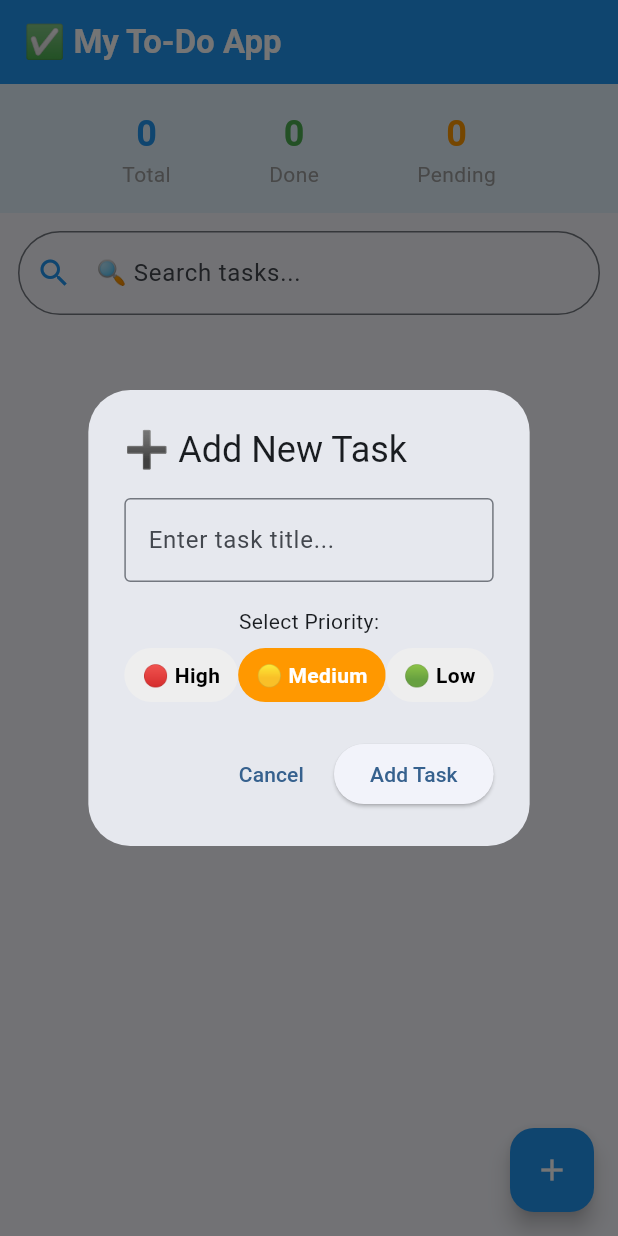
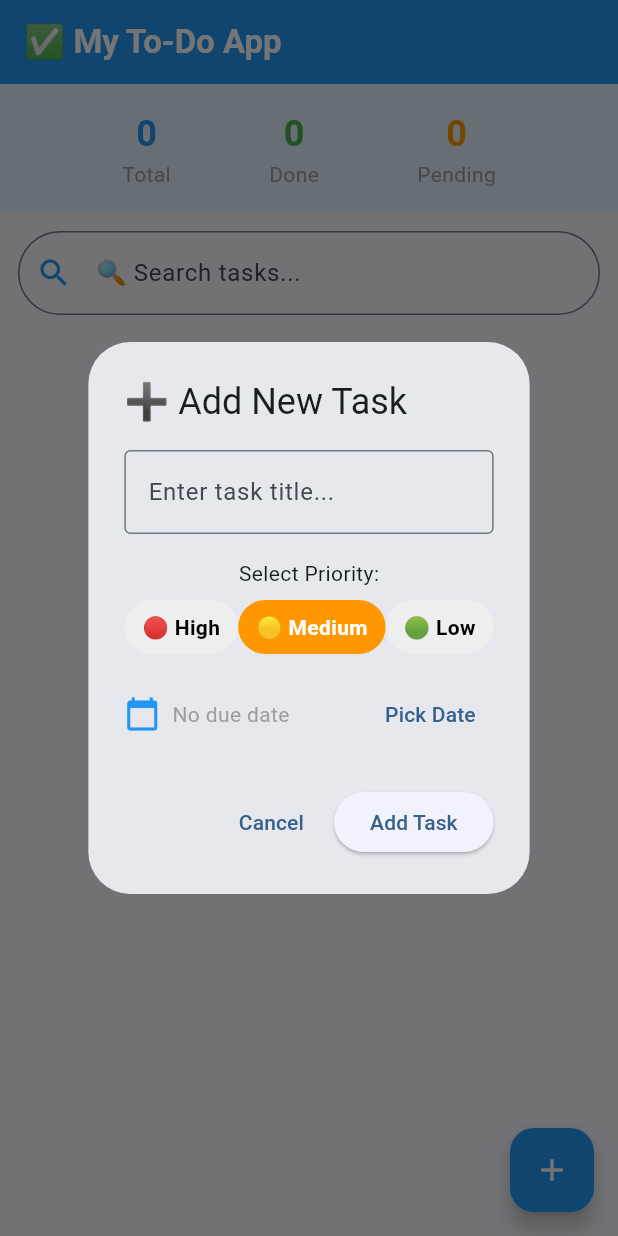
Before and after one commit to Senuja20040324/todo-mobile-app, a Flutter app: the screen it shows after launch, after a tap on the "add" icon, on a phone screen of 412 x 824 dp. Run offline on Flutter 3.47's test engine with Material 3 defaults, Android fonts, the phone set to English and light mode, and no system bars; missing offline and left inert: dart:js; statements that could not run were skipped.

Commit message:
add a due dates with date picker - working

```diff
--- a/lib/main.dart
+++ b/lib/main.dart
@@ -36,12 +36,14 @@ class Task {
   String priority;
   bool isDone;
   String createdAt;
+  String? dueDate;
 
   Task({
     required this.title,
     required this.priority,
     this.isDone = false,
     required this.createdAt,
+    this.dueDate,
   });
 
   Map<String, dynamic> toJson() => {
@@ -49,6 +51,7 @@ class Task {
     'priority': priority,
     'isDone': isDone,
     'createdAt': createdAt,
+    'dueDate': dueDate,
   };
 
   factory Task.fromJson(Map<String, dynamic> json) => Task(
@@ -56,6 +59,7 @@ class Task {
     priority: json['priority'],
     isDone: json['isDone'],
     createdAt: json['createdAt'],
+    dueDate: json['dueDate'],
   );
 }
 
@@ -72,12 +76,12 @@ class _TodoHomePageState extends State<TodoHomePage> {
   final TextEditingController _searchController = TextEditingController();
   String _selectedPriority = 'Medium';
   String _searchQuery = '';
+  DateTime? _selectedDueDate;
 
   @override
   void initState() {
     super.initState();
     _loadTasks();
-    // Listen to search input
     _searchController.addListener(() {
       setState(() {
         _searchQuery = _searchController.text.toLowerCase();
@@ -106,7 +110,6 @@ class _TodoHomePageState extends State<TodoHomePage> {
     }
   }
 
-  // Filter tasks based on search query
   List<Task> get _filteredTasks {
     if (_searchQuery.isEmpty) return _tasks;
     return _tasks
@@ -118,6 +121,22 @@ class _TodoHomePageState extends State<TodoHomePage> {
         .toList();
   }
 
+  // Get due date status
+  Map<String, dynamic> _getDueStatus(String? dueDate) {
+    if (dueDate == null) return {'text': 'No due date', 'color': Colors.grey};
+    final due = DateTime.parse(dueDate);
+    final today = DateTime.now();
+    final diff = due
+        .difference(DateTime(today.year, today.month, today.day))
+        .inDays;
+
+    if (diff < 0) return {'text': '⚠️ Overdue!', 'color': Colors.red};
+    if (diff == 0) return {'text': '⏰ Due Today!', 'color': Colors.orange};
+    if (diff <= 3)
+      return {'text': '⚡ Due in $diff day(s)', 'color': Colors.amber};
+    return {'text': '📅 ${dueDate.substring(0, 10)}', 'color': Colors.green};
+  }
+
   void _addTask() {
     if (_controller.text.isEmpty) return;
     setState(() {
@@ -126,17 +145,18 @@ class _TodoHomePageState extends State<TodoHomePage> {
           title: _controller.text,
           priority: _selectedPriority,
           createdAt: DateTime.now().toString().substring(0, 16),
+          dueDate: _selectedDueDate?.toString().substring(0, 10),
         ),
       );
       _controller.clear();
       _selectedPriority = 'Medium';
+      _selectedDueDate = null;
     });
     _saveTasks();
     Navigator.pop(context);
   }
 
   void _toggleTask(int index) {
-    // Find actual task from filtered list
     final task = _filteredTasks[index];
     final actualIndex = _tasks.indexOf(task);
     setState(() {
@@ -181,6 +201,7 @@ class _TodoHomePageState extends State<TodoHomePage> {
   }
 
   void _showAddTaskDialog() {
+    _selectedDueDate = null;
     showDialog(
       context: context,
       builder: (context) => StatefulBuilder(
@@ -189,6 +210,7 @@ class _TodoHomePageState extends State<TodoHomePage> {
           content: Column(
             mainAxisSize: MainAxisSize.min,
             children: [
+              // Title
               TextField(
                 controller: _controller,
                 decoration: const InputDecoration(
@@ -197,6 +219,8 @@ class _TodoHomePageState extends State<TodoHomePage> {
                 ),
               ),
               const SizedBox(height: 16),
+
+              // Priority
               const Text('Select Priority:'),
               const SizedBox(height: 8),
               Row(
@@ -227,6 +251,46 @@ class _TodoHomePageState extends State<TodoHomePage> {
                     ),
                   );
                 }).toList(),
+              ),
+              const SizedBox(height: 16),
+
+              // Due Date Picker
+              Row(
+                children: [
+                  const Icon(Icons.calendar_today, color: Colors.blue),
+                  const SizedBox(width: 8),
+                  Text(
+                    _selectedDueDate == null
+                        ? 'No due date'
+                        : '📅 ${_selectedDueDate!.toString().substring(0, 10)}',
+                    style: TextStyle(
+                      color: _selectedDueDate == null
+                          ? Colors.grey
+                          : Colors.blue,
+                    ),
+                  ),
+                  const Spacer(),
+                  TextButton(
+                    onPressed: () async {
+                      final picked = await showDatePicker(
+                        context: context,
+                        initialDate: DateTime.now(),
+                        firstDate: DateTime.now(),
+                        lastDate: DateTime(2100),
+                      );
+                      if (picked != null) {
+                        setDialogState(() => _selectedDueDate = picked);
+                      }
+                    },
+                    child: const Text('Pick Date'),
+                  ),
+                  if (_selectedDueDate != null)
+                    IconButton(
+                      icon: const Icon(Icons.clear, size: 18),
+                      onPressed: () =>
+                          setDialogState(() => _selectedDueDate = null),
+                    ),
+                ],
               ),
             ],
           ),
@@ -272,7 +336,7 @@ class _TodoHomePageState extends State<TodoHomePage> {
             ),
           ),
 
-          // 🔍 Search Bar
+          // Search Bar
           Padding(
             padding: const EdgeInsets.all(12),
             child: TextField(
@@ -283,9 +347,7 @@ class _TodoHomePageState extends State<TodoHomePage> {
                 suffixIcon: _searchQuery.isNotEmpty
                     ? IconButton(
                         icon: const Icon(Icons.clear, color: Colors.grey),
-                        onPressed: () {
-                          _searchController.clear();
-                        },
+                        onPressed: () => _searchController.clear(),
                       )
                     : null,
                 border: OutlineInputBorder(
@@ -299,7 +361,6 @@ class _TodoHomePageState extends State<TodoHomePage> {
             ),
           ),
 
-          // Search results count
           if (_searchQuery.isNotEmpty)
             Padding(
               padding: const EdgeInsets.only(left: 16, bottom: 8),
@@ -328,6 +389,7 @@ class _TodoHomePageState extends State<TodoHomePage> {
                     itemCount: _filteredTasks.length,
                     itemBuilder: (context, index) {
                       final task = _filteredTasks[index];
+                      final dueStatus = _getDueStatus(task.dueDate);
                       return Card(
                         margin: const EdgeInsets.symmetric(
                           horizontal: 12,
@@ -349,13 +411,26 @@ class _TodoHomePageState extends State<TodoHomePage> {
                               fontWeight: FontWeight.bold,
                             ),
                           ),
-                          subtitle: Text(
-                            '${_getPriorityEmoji(task.priority)} ${task.priority} · ${task.createdAt}',
+                          subtitle: Column(
+                            crossAxisAlignment: CrossAxisAlignment.start,
+                            children: [
+                              Text(
+                                '${_getPriorityEmoji(task.priority)} ${task.priority} · ${task.createdAt}',
+                              ),
+                              Text(
+                                dueStatus['text'],
+                                style: TextStyle(
+                                  color: dueStatus['color'],
+                                  fontWeight: FontWeight.bold,
+                                ),
+                              ),
+                            ],
                           ),
                           trailing: IconButton(
                             icon: const Icon(Icons.delete, color: Colors.red),
                             onPressed: () => _deleteTask(index),
                           ),
+                          isThreeLine: true,
                         ),
                       );
                     },
```
